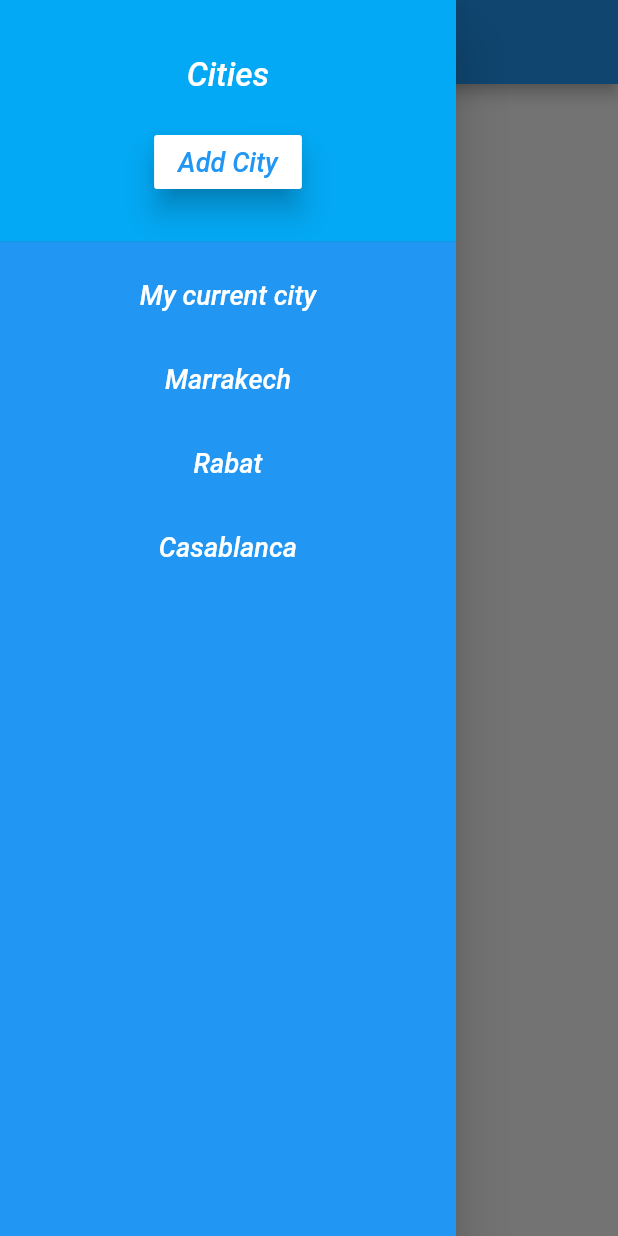
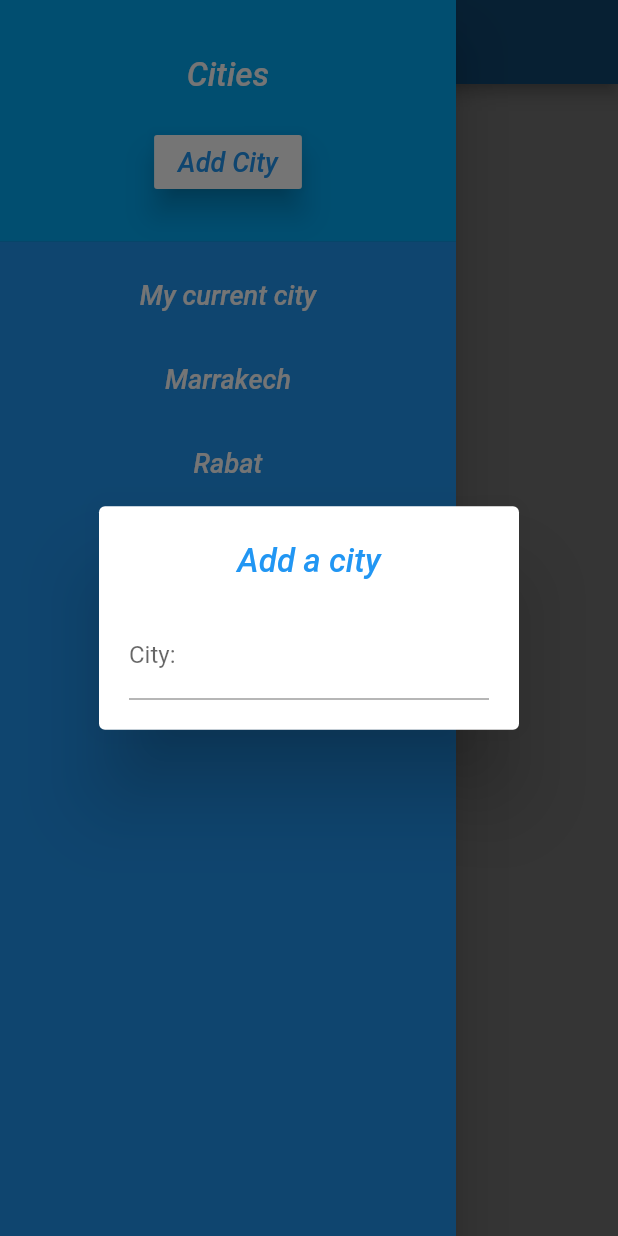
Before and after one commit to anasoasis41/flutter_weather_app, a Flutter app: the screen it shows after launch, in the side drawer, after a tap on "Add City", on a phone screen of 412 x 824 dp. Run offline on Flutter 3.47's test engine with Material 2 defaults, Android fonts, the phone set to English and light mode, and no system bars.

```diff
--- a/lib/main.dart
+++ b/lib/main.dart
@@ -53,9 +53,8 @@ class _MyHomePageState extends State<MyHomePage> {
                         color: Colors.white,
                           elevation: 8.0,
                           child: textWithStyle("Add City", color: Colors.blue),
-                          onPressed: () {
-
-                          }),
+                          onPressed: addCity
+                      ),
                     ],
                   ),
                 );
@@ -103,4 +102,26 @@ class _MyHomePageState extends State<MyHomePage> {
       ),
     );
   }
+
+  Future<Null> addCity() async {
+    return showDialog(
+      barrierDismissible: true,
+        builder: (BuildContext buildContext){
+        return new SimpleDialog(
+          contentPadding: EdgeInsets.all(20.0),
+          title: textWithStyle("Add a city", fontSize: 22.0, color: Colors.blue),
+          children: <Widget>[
+            new TextField(
+              decoration: new InputDecoration(labelText: "City: "),
+              onSubmitted: (String str){
+                Navigator.pop(buildContext);
+              },
+            )
+          ],
+        );
+        },
+        context: context);
+  }
+
+
 }
```
